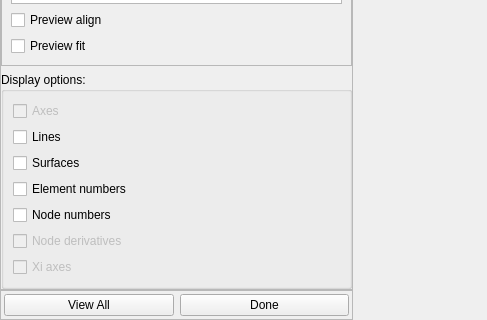
Old version of the form mapclientplugins/meshmergerstep/qt/meshmergerwidget.ui in the repository ABI-Software/mapclientplugins.meshmergerstep; both pictures show x 0 to 487 and y 247 to 567 of the 809 by 567 pixel window.
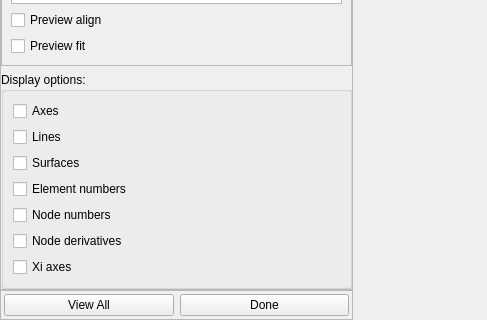
New version of the form. Custom widgets are drawn as their Qt base class.

Commit message: Share OpenGL context between Sceneviewers

Diff of the .ui file:
```diff
--- a/mapclientplugins/meshmergerstep/qt/meshmergerwidget.ui
+++ b/mapclientplugins/meshmergerstep/qt/meshmergerwidget.ui
@@ -222,7 +222,7 @@
                 <item>
                  <widget class="QCheckBox" name="displayAxes_checkBox">
                   <property name="enabled">
-                   <bool>false</bool>
+                   <bool>true</bool>
                   </property>
                   <property name="text">
                    <string>Axes</string>
@@ -260,7 +260,7 @@
                 <item>
                  <widget class="QCheckBox" name="displayNodeDerivatives_checkBox">
                   <property name="enabled">
-                   <bool>false</bool>
+                   <bool>true</bool>
                   </property>
                   <property name="text">
                    <string>Node derivatives</string>
@@ -270,7 +270,7 @@
                 <item>
                  <widget class="QCheckBox" name="displayXiAxes_checkBox">
                   <property name="enabled">
-                   <bool>false</bool>
+                   <bool>true</bool>
                   </property>
                   <property name="text">
                    <string>Xi axes</string>
```
The commit also changes 2 other files.
